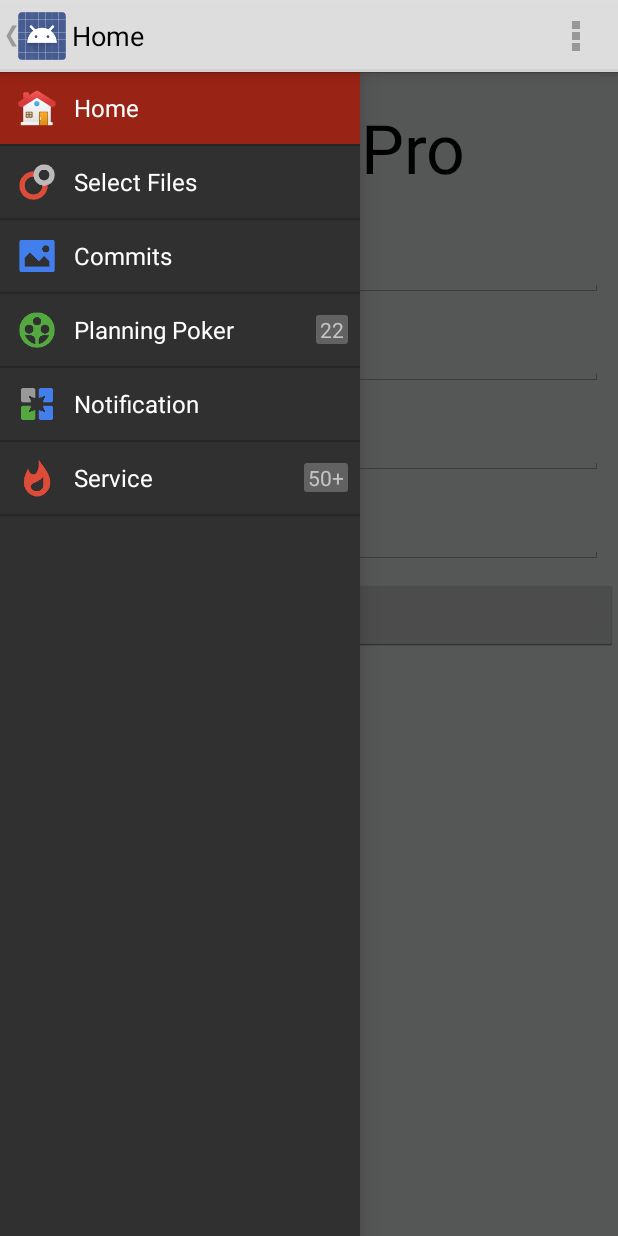
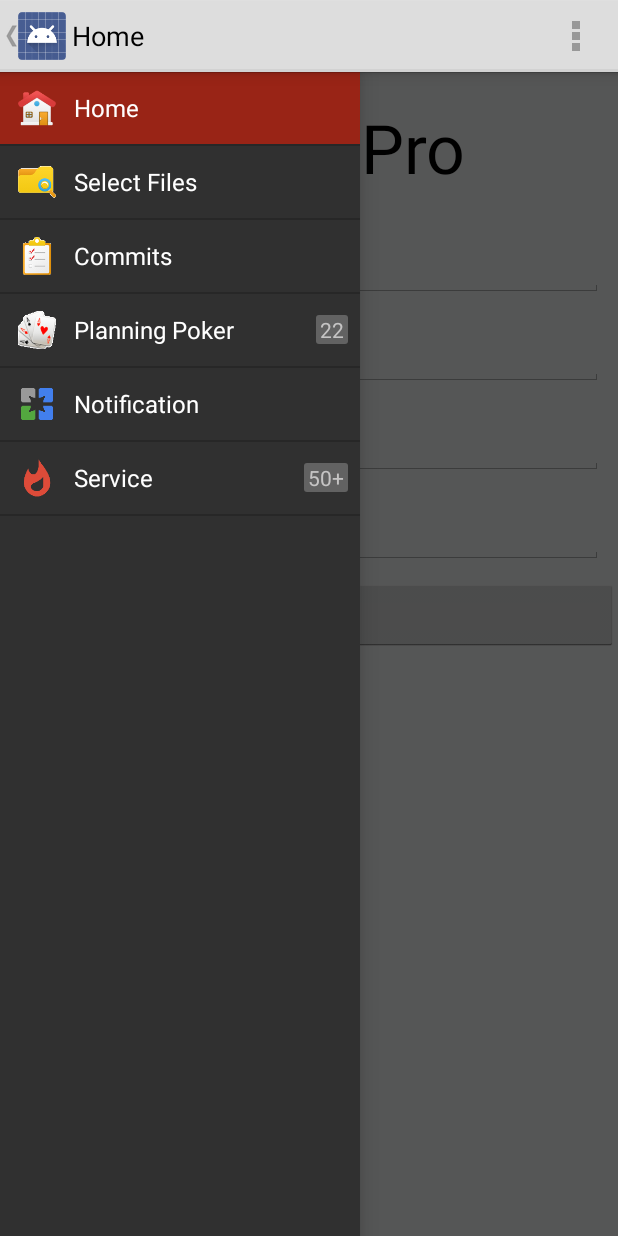
Before and after one commit to xuugii/AgileAndroid, an Android app: the screen it shows after launch (MainActivity), with the side drawer open, on a phone screen of 412 x 824 dp. Run offline under Robolectric (Android 15) with nearby library versions, the light colour scheme and no system bars; 2 statements that could not run were skipped.

Commit message:
Update for the icons

```diff
--- a/AgileGitHub/app/src/main/res/values/strings.xml
+++ b/AgileGitHub/app/src/main/res/values/strings.xml
@@ -18,9 +18,9 @@
 
     <array name="nav_drawer_icons">
         <item>@drawable/ic_home</item>
-        <item>@drawable/ic_people</item>
-        <item>@drawable/ic_photos</item>
-        <item>@drawable/ic_communities</item>
+        <item>@drawable/file</item>
+        <item>@drawable/commit</item>
+        <item>@drawable/poker</item>
         <item>@drawable/ic_pages</item>
         <item>@drawable/ic_whats_hot</item>
     </array>
```
Also changed, not shown: AgileGitHub/app/src/main/res/drawable-hdpi/commit.png, AgileGitHub/app/src/main/res/drawable-hdpi/file.png, AgileGitHub/app/src/main/res/drawable-hdpi/ic_launcher.png, AgileGitHub/app/src/main/res/drawable-hdpi/poker.png, AgileGitHub/app/src/main/res/drawable-mdpi/commit.png, AgileGitHub/app/src/main/res/drawable-mdpi/file.png, AgileGitHub/app/src/main/res/drawable-mdpi/ic_home.png, AgileGitHub/app/src/main/res/drawable-mdpi/ic_launcher.png, AgileGitHub/app/src/main/res/drawable-mdpi/poker.png, AgileGitHub/app/src/main/res/drawable-xhdpi/commit.png, AgileGitHub/app/src/main/res/drawable-xhdpi/file.png, AgileGitHub/app/src/main/res/drawable-xhdpi/ic_home.png, AgileGitHub/app/src/main/res/drawable-xhdpi/ic_launcher.png, AgileGitHub/app/src/main/res/drawable-xhdpi/poker.png, 5 more files.
